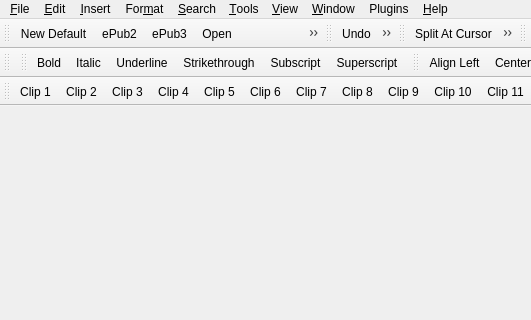
The window that src/Form_Files/main.ui (Sigil-Ebook/Sigil) describes before a commit, drawn with Qt 5; both pictures show x 0 to 531 and y 0 to 320 of the 1000 by 700 pixel window.
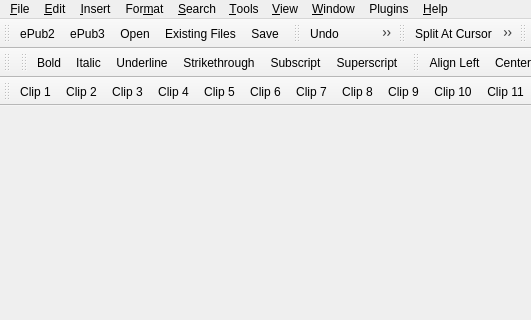
The same window after the commit. Icons and pictures are not drawn.

Commit message: File toolbar only needs 'New ePub2' and 'New ePub3' icons

The edit to the form file:
```diff
--- a/src/Form_Files/main.ui
+++ b/src/Form_Files/main.ui
@@ -379,7 +379,6 @@
    <attribute name="toolBarBreak">
     <bool>false</bool>
    </attribute>
-   <addaction name="actionNew"/>
    <addaction name="actionNewEpub2"/>
    <addaction name="actionNewEpub3"/>
    <addaction name="actionOpen"/>
```
